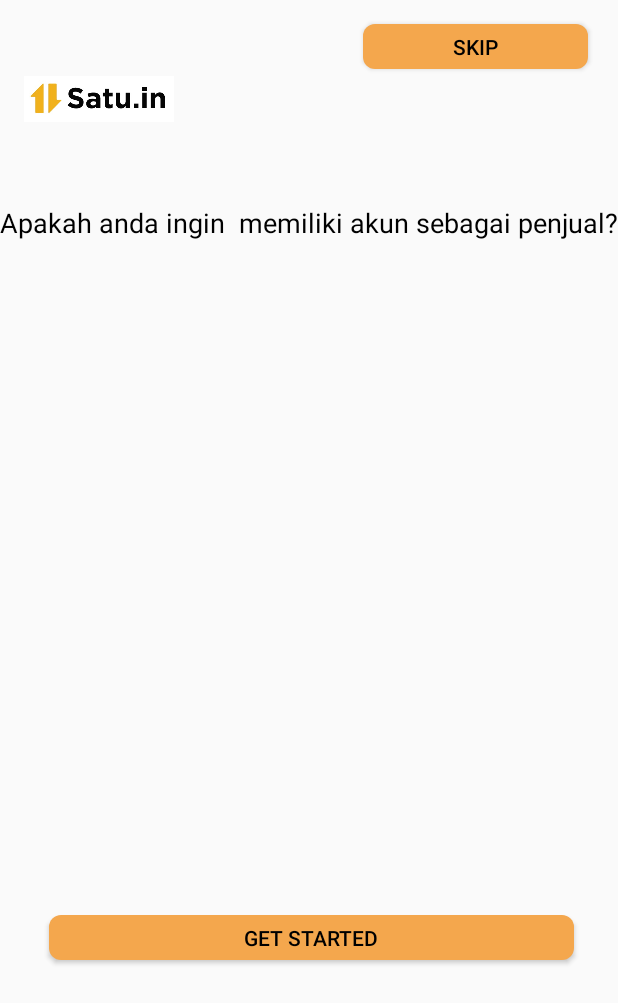
After one commit to reyhanyogs/Satu.in, an Android app: the GettingStarted screen opened directly, with no data from a screen before it, on a phone screen of 412 x 824 dp. The commit adds this screen. Shown: the top 1003 px of the screen. Run offline under Robolectric (Android 15) with nearby library versions, the phone set to English and light mode, and no system bars.

Commit message:
Add getting started page

```diff
--- a/app/src/main/AndroidManifest.xml
+++ b/app/src/main/AndroidManifest.xml
@@ -9,8 +9,13 @@
         android:roundIcon="@mipmap/ic_launcher_round"
         android:supportsRtl="true"
         android:theme="@style/Theme.Satuin">
+        <activity
+            android:name=".GettingStarted"
+            android:theme="@style/GettingStarted">
 
-        <activity android:name=".SplashScreenActivity"
+        </activity>
+        <activity
+            android:name=".SplashScreenActivity"
             android:theme="@style/SplashScreenTheme">
             <intent-filter>
                 <action android:name="android.intent.action.MAIN" />
@@ -18,7 +23,10 @@
                 <category android:name="android.intent.category.LAUNCHER" />
             </intent-filter>
         </activity>
-        <activity android:name=".MainActivity">
+        <activity
+            android:name=".MainActivity"
+            android:theme="@style/MainActivity">
+
         </activity>
     </application>
 
--- /dev/null
+++ b/app/src/main/java/com/example/satuin/GettingStarted.kt
@@ -0,0 +1,20 @@
+package com.example.satuin
+
+import android.content.Intent
+import android.os.Bundle
+import android.widget.Button
+import android.widget.Toast
+import androidx.appcompat.app.AppCompatActivity
+
+
+class GettingStarted : AppCompatActivity() {
+    override fun onCreate(savedInstanceState: Bundle?) {
+        super.onCreate(savedInstanceState)
+        setContentView(R.layout.activity_getting_started)
+        val buttonSkip = findViewById<Button>(R.id.SkipButton)
+        buttonSkip.setOnClickListener {
+            val intent = Intent(this, MainActivity::class.java)
+            startActivity(intent)
+        }
+    }
+}
--- /dev/null
+++ b/app/src/main/res/drawable/rounded_corners.xml
@@ -0,0 +1,9 @@
+<?xml version="1.0" encoding="utf-8"?>
+<selector xmlns:android="http://schemas.android.com/apk/res/android">
+    <item android:state_pressed="false" >
+<shape  android:shape="rectangle">
+    <solid android:color="#F4A74D"/>
+    <corners android:radius="8dp"/>
+</shape>
+    </item>
+    </selector>
--- /dev/null
+++ b/app/src/main/res/layout/activity_getting_started.xml
@@ -0,0 +1,63 @@
+<?xml version="1.0" encoding="utf-8"?>
+<androidx.constraintlayout.widget.ConstraintLayout xmlns:android="http://schemas.android.com/apk/res/android"
+    xmlns:app="http://schemas.android.com/apk/res-auto"
+    xmlns:tools="http://schemas.android.com/tools"
+    android:layout_width="match_parent"
+    android:layout_height="match_parent"
+    tools:context=".GettingStarted">
+
+
+    <androidx.appcompat.widget.AppCompatButton
+        android:id="@+id/SkipButton"
+        android:layout_width="150dp"
+        android:layout_height="30dp"
+        android:layout_marginTop="16dp"
+        android:background="@drawable/rounded_corners"
+        android:text="@string/skip_button"
+        android:textColor="@color/black"
+        app:layout_constraintEnd_toEndOf="parent"
+        app:layout_constraintHorizontal_bias="0.924"
+        app:layout_constraintStart_toStartOf="parent"
+        app:layout_constraintTop_toTopOf="parent" />
+
+    <ImageView
+        android:id="@+id/iv_logoGS"
+        android:layout_width="100dp"
+        android:layout_height="100dp"
+        android:layout_centerInParent="true"
+        android:layout_marginStart="16dp"
+        android:layout_marginLeft="16dp"
+        android:layout_marginTop="16dp"
+        android:src="@drawable/logo"
+        app:layout_constraintStart_toStartOf="parent"
+        app:layout_constraintTop_toTopOf="parent" />
+
+    <androidx.appcompat.widget.AppCompatButton
+        android:id="@+id/getStarted"
+        android:layout_width="350dp"
+        android:layout_height="30dp"
+        android:layout_marginTop="610dp"
+        android:background="@drawable/rounded_corners"
+        android:text="@string/get_started"
+        android:textAllCaps="true"
+        android:textColor="@color/black"
+        app:layout_constraintEnd_toEndOf="parent"
+        app:layout_constraintHorizontal_bias="0.532"
+        app:layout_constraintStart_toStartOf="parent"
+        app:layout_constraintTop_toTopOf="parent" />
+
+    <TextView
+        android:id="@+id/textView"
+        android:layout_width="wrap_content"
+        android:layout_height="wrap_content"
+        android:layout_marginTop="136dp"
+        android:gravity="center"
+        android:textSize="18sp"
+        android:text="@string/get_startedDSC"
+        android:textColor="@color/black"
+        app:layout_constraintEnd_toEndOf="parent"
+        app:layout_constraintHorizontal_bias="0.497"
+        app:layout_constraintStart_toStartOf="parent"
+        app:layout_constraintTop_toTopOf="parent" />
+
+</androidx.constraintlayout.widget.ConstraintLayout>
--- a/app/src/main/res/values/strings.xml
+++ b/app/src/main/res/values/strings.xml
@@ -1,3 +1,6 @@
 <resources>
     <string name="app_name">Satu.in</string>
+    <string name="skip_button">skip</string>
+    <string name="get_started">Get Started</string>
+    <string name="get_startedDSC">"Apakah anda ingin <br/> memiliki akun sebagai penjual?"</string>
 </resources>
```
Also changed, not shown: app/src/main/res/drawable/logo.jpg (added).
